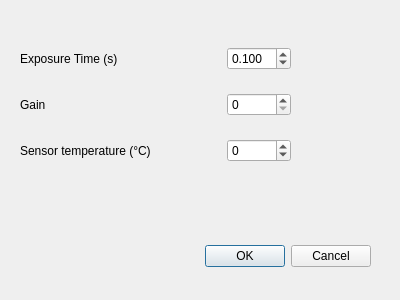
fbarho/qudi-cbs, file gui/fluorescence_microscopy/ui_camera_settings.ui: the form before one commit.
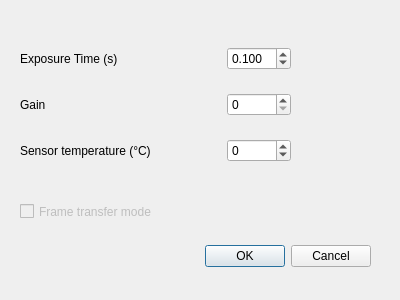
The form after the commit.

Patch:
```diff
--- a/gui/fluorescence_microscopy/ui_camera_settings.ui
+++ b/gui/fluorescence_microscopy/ui_camera_settings.ui
@@ -95,6 +95,22 @@
     </item>
    </layout>
   </widget>
+  <widget class="QCheckBox" name="frame_transfer_CheckBox">
+   <property name="enabled">
+    <bool>false</bool>
+   </property>
+   <property name="geometry">
+    <rect>
+     <x>20</x>
+     <y>200</y>
+     <width>211</width>
+     <height>23</height>
+    </rect>
+   </property>
+   <property name="text">
+    <string>Frame transfer mode</string>
+   </property>
+  </widget>
  </widget>
  <resources/>
  <connections>
```
Left out of the diff: 42 changed lines with no effect on the pictures.
